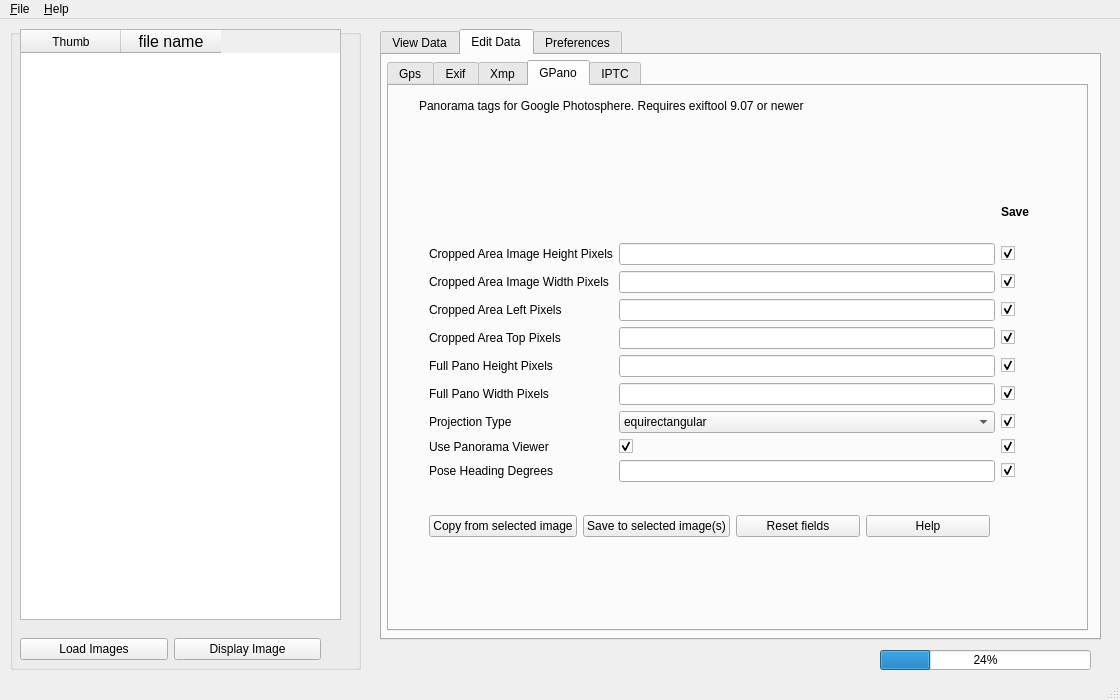
This is scripts/ui/MainWindow.ui in hvdwolf/pyExifToolGUI as Qt 5 draws it before an edit. The edited form follows.
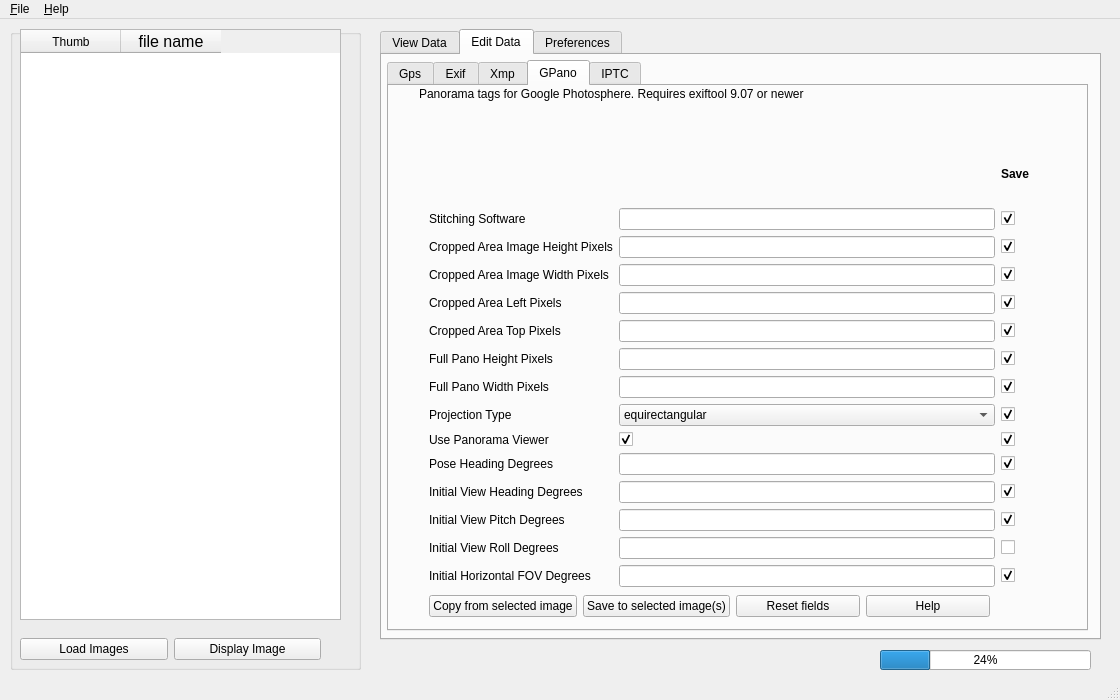
This is the edited form. The open tabs and pages were chosen to show the change.

Commit message: add extended Google Photosphere functionality

The edit to the form file:
```diff
--- a/scripts/ui/MainWindow.ui
+++ b/scripts/ui/MainWindow.ui
@@ -2173,7 +2173,7 @@
         <property name="geometry">
          <rect>
           <x>30</x>
-          <y>420</y>
+          <y>500</y>
           <width>571</width>
           <height>41</height>
          </rect>
@@ -2234,67 +2234,94 @@
         <property name="geometry">
          <rect>
           <x>30</x>
-          <y>100</y>
+          <y>60</y>
           <width>611</width>
-          <height>296</height>
+          <height>441</height>
          </rect>
         </property>
         <layout class="QGridLayout" name="gridLayout_4">
          <property name="leftMargin">
           <number>10</number>
          </property>
-         <item row="7" column="0">
+         <item row="12" column="0">
+          <widget class="QLabel" name="label_66">
+           <property name="text">
+            <string>Initial View Pitch Degrees</string>
+           </property>
+          </widget>
+         </item>
+         <item row="14" column="0">
+          <widget class="QLabel" name="label_67">
+           <property name="text">
+            <string>Initial Horizontal FOV Degrees</string>
+           </property>
+          </widget>
+         </item>
+         <item row="1" column="2">
+          <widget class="QLineEdit" name="xmp_StitchingSoftware"/>
+         </item>
+         <item row="4" column="3">
+          <widget class="QCheckBox" name="chk_xmp_CroppedAreaLeftPixels">
+           <property name="text">
+            <string/>
+           </property>
+           <property name="checked">
+            <bool>true</bool>
+           </property>
+          </widget>
+         </item>
+         <item row="8" column="0">
           <widget class="QLabel" name="label_28">
            <property name="text">
             <string>Projection Type</string>
            </property>
           </widget>
          </item>
-         <item row="1" column="0">
+         <item row="2" column="0">
           <widget class="QLabel" name="label_11">
            <property name="text">
             <string>Cropped Area Image Height Pixels</string>
            </property>
           </widget>
          </item>
-         <item row="2" column="0">
+         <item row="3" column="0">
           <widget class="QLabel" name="label_22">
            <property name="text">
             <string>Cropped Area Image Width Pixels</string>
            </property>
           </widget>
          </item>
-         <item row="4" column="2">
+         <item row="5" column="2">
           <widget class="QLineEdit" name="xmp_CroppedAreaTopPixels"/>
          </item>
-         <item row="6" column="2">
+         <item row="7" column="2">
           <widget class="QLineEdit" name="xmp_FullPanoWidthPixels"/>
          </item>
-         <item row="8" column="0">
+         <item row="9" column="0">
           <widget class="QLabel" name="label_47">
            <property name="text">
             <string>Use Panorama Viewer</string>
            </property>
           </widget>
          </item>
-         <item row="5" column="0">
+         <item row="6" column="0">
           <widget class="QLabel" name="label_29">
            <property name="text">
             <string>Full Pano Height Pixels</string>
            </property>
           </widget>
          </item>
-         <item row="6" column="0">
+         <item row="7" column="0">
           <widget class="QLabel" name="label_46">
            <property name="text">
             <string>Full Pano Width Pixels</string>
            </property>
           </widget>
          </item>
-         <item row="2" column="2">
+         <item row="3" column="2">
           <widget class="QLineEdit" name="xmp_CroppedAreaImageWidthPixels"/>
          </item>
-         <item row="8" column="2">
+         <item row="9" column="2">
           <widget class="QCheckBox" name="xmp_UsePanoramaViewer">
            <property name="text">
             <string/>
@@ -2304,10 +2331,10 @@
            </property>
           </widget>
          </item>
-         <item row="1" column="2">
+         <item row="2" column="2">
           <widget class="QLineEdit" name="xmp_CroppedAreaImageHeightPixels"/>
          </item>
-         <item row="4" column="3">
+         <item row="5" column="3">
           <widget class="QCheckBox" name="chk_xmp_CroppedAreaTopPixels">
            <property name="text">
             <string/>
@@ -2317,7 +2344,7 @@
            </property>
           </widget>
          </item>
-         <item row="5" column="2">
+         <item row="6" column="2">
           <widget class="QLineEdit" name="xmp_FullPanoHeightPixels"/>
          </item>
          <item row="0" column="3">
@@ -2333,7 +2360,14 @@
            </property>
           </widget>
          </item>
-         <item row="2" column="3">
+         <item row="1" column="0">
+          <widget class="QLabel" name="label_64">
+           <property name="text">
+            <string>Stitching Software</string>
+           </property>
+          </widget>
+         </item>
+         <item row="3" column="3">
           <widget class="QCheckBox" name="chk_xmp_CroppedAreaImageWidthPixels">
            <property name="text">
             <string/>
@@ -2343,7 +2377,7 @@
            </property>
           </widget>
          </item>
-         <item row="1" column="3">
+         <item row="2" column="3">
           <widget class="QCheckBox" name="chk_xmp_CroppedAreaImageHeightPixels">
            <property name="text">
             <string/>
@@ -2353,7 +2387,7 @@
            </property>
           </widget>
          </item>
-         <item row="6" column="3">
+         <item row="7" column="3">
           <widget class="QCheckBox" name="chk_xmp_FullPanoWidthPixels">
            <property name="text">
             <string/>
@@ -2363,17 +2397,7 @@
            </property>
           </widget>
          </item>
-         <item row="3" column="3">
-          <widget class="QCheckBox" name="chk_xmp_CroppedAreaLeftPixels">
-           <property name="text">
-            <string/>
-           </property>
-           <property name="checked">
-            <bool>true</bool>
-           </property>
-          </widget>
-         </item>
-         <item row="5" column="3">
+         <item row="6" column="3">
           <widget class="QCheckBox" name="chk_xmp_FullPanoHeightPixels">
            <property name="text">
             <string/>
@@ -2383,34 +2407,34 @@
            </property>
           </widget>
          </item>
-         <item row="4" column="0">
+         <item row="5" column="0">
           <widget class="QLabel" name="label_27">
            <property name="text">
             <string>Cropped Area Top Pixels</string>
            </property>
           </widget>
          </item>
-         <item row="3" column="0">
+         <item row="4" column="0">
           <widget class="QLabel" name="label_26">
            <property name="text">
             <string>Cropped Area Left Pixels</string>
            </property>
           </widget>
          </item>
-         <item row="3" column="2">
+         <item row="4" column="2">
           <widget class="QLineEdit" name="xmp_CroppedAreaLeftPixels"/>
          </item>
-         <item row="7" column="3">
-          <widget class="QCheckBox" name="chk_xmp_ProjectionType">
-           <property name="text">
-            <string/>
-           </property>
-           <property name="checked">
-            <bool>true</bool>
-           </property>
-          </widget>
-         </item>
          <item row="8" column="3">
+          <widget class="QCheckBox" name="chk_xmp_ProjectionType">
+           <property name="text">
+            <string/>
+           </property>
+           <property name="checked">
+            <bool>true</bool>
+           </property>
+          </widget>
+         </item>
+         <item row="9" column="3">
           <widget class="QCheckBox" name="chk_xmp_UsePanoramaViewer">
            <property name="text">
             <string/>
@@ -2420,17 +2444,17 @@
            </property>
           </widget>
          </item>
-         <item row="9" column="0">
+         <item row="10" column="0">
           <widget class="QLabel" name="label_48">
            <property name="text">
             <string>Pose Heading Degrees</string>
            </property>
           </widget>
          </item>
-         <item row="9" column="2">
+         <item row="10" column="2">
           <widget class="QLineEdit" name="xmp_PoseHeadingDegrees"/>
          </item>
-         <item row="9" column="3">
+         <item row="10" column="3">
           <widget class="QCheckBox" name="chk_xmp_PoseHeadingDegrees">
            <property name="text">
             <string/>
@@ -2440,7 +2464,7 @@
            </property>
           </widget>
          </item>
-         <item row="7" column="2">
+         <item row="8" column="2">
           <widget class="QComboBox" name="xmp_ProjectionType">
            <item>
             <property name="text">
@@ -2459,15 +2483,88 @@
            </item>
           </widget>
          </item>
+         <item row="11" column="0">
+          <widget class="QLabel" name="label_65">
+           <property name="text">
+            <string>Initial View Heading Degrees</string>
+           </property>
+          </widget>
+         </item>
+         <item row="11" column="2">
+          <widget class="QLineEdit" name="xmp_InitialViewHeadingDegrees"/>
+         </item>
+         <item row="1" column="3">
+          <widget class="QCheckBox" name="chk_xmp_StitchingSoftware">
+           <property name="text">
+            <string/>
+           </property>
+           <property name="checked">
+            <bool>true</bool>
+           </property>
+          </widget>
+         </item>
+         <item row="14" column="2">
+          <widget class="QLineEdit" name="xmp_InitialHorizontalFOVDegrees"/>
+         </item>
+         <item row="12" column="2">
+          <widget class="QLineEdit" name="xmp_InitialViewPitchDegrees"/>
+         </item>
+         <item row="14" column="3">
+          <widget class="QCheckBox" name="chk_xmp_InitialHorizontalFOVDegrees">
+           <property name="text">
+            <string/>
+           </property>
+           <property name="checked">
+            <bool>true</bool>
+           </property>
+          </widget>
+         </item>
+         <item row="12" column="3">
+          <widget class="QCheckBox" name="chk_xmp_InitialViewPitchDegrees">
+           <property name="text">
+            <string/>
+           </property>
+           <property name="checked">
+            <bool>true</bool>
+           </property>
+          </widget>
+         </item>
+         <item row="11" column="3">
+          <widget class="QCheckBox" name="chk_xmp_InitialViewHeadingDegrees">
+           <property name="text">
+            <string/>
+           </property>
+           <property name="checked">
+            <bool>true</bool>
+           </property>
+          </widget>
+         </item>
+         <item row="13" column="0">
+          <widget class="QLabel" name="label_68">
+           <property name="text">
+            <string>Initial View Roll Degrees</string>
+           </property>
+          </widget>
+         </item>
+         <item row="13" column="2">
+          <widget class="QLineEdit" name="xmp_InitialViewRollDegrees"/>
+         </item>
+         <item row="13" column="3">
+          <widget class="QCheckBox" name="chk_xmp_InitialViewRollDegrees">
+           <property name="text">
+            <string/>
+           </property>
+          </widget>
+         </item>
         </layout>
        </widget>
        <widget class="QWidget" name="verticalLayoutWidget_4">
         <property name="geometry">
          <rect>
           <x>30</x>
-          <y>10</y>
+          <y>0</y>
           <width>661</width>
-          <height>71</height>
+          <height>61</height>
          </rect>
         </property>
         <layout class="QVBoxLayout" name="verticalLayout_2">
```
The commit also changes 2 other files.
